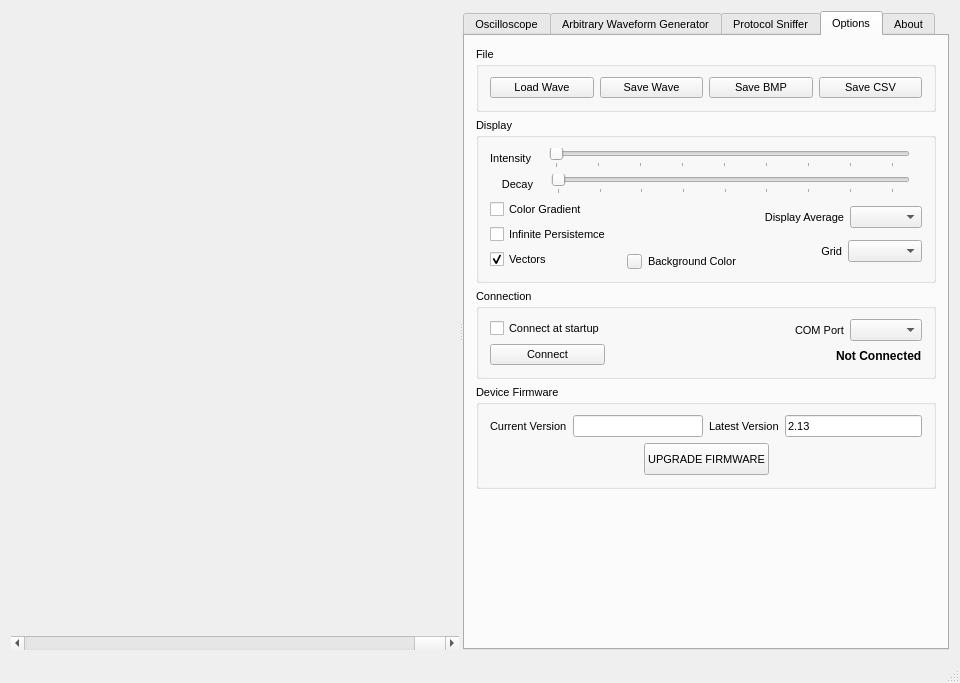
This is xprotolabinterface.ui in ganzziani/xscopes-qt as Qt 5 draws it before an edit. The edited form follows.
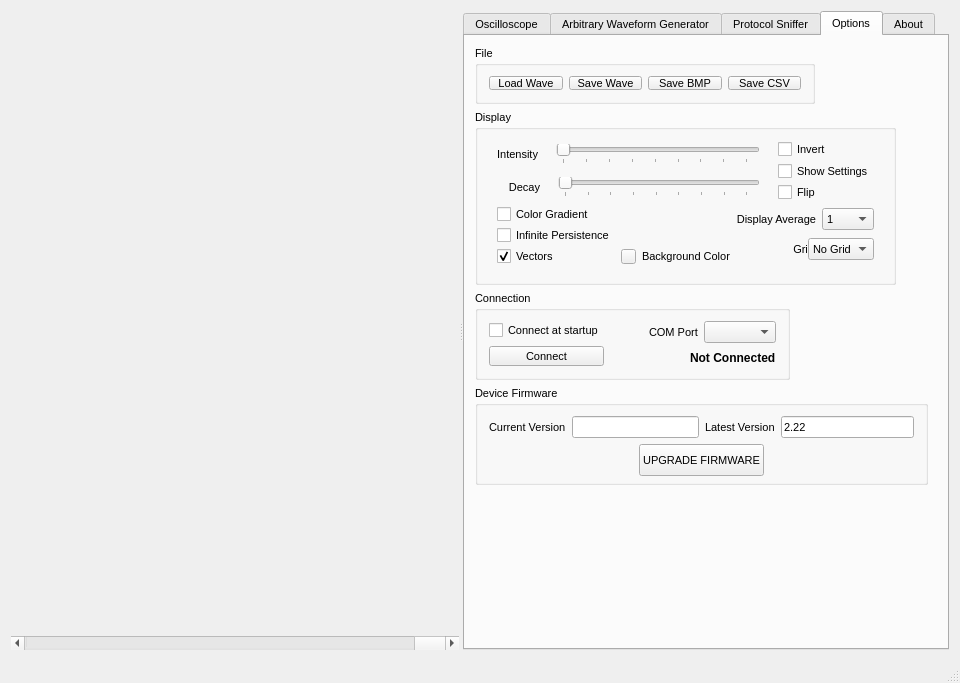
This is the edited form. The open tabs and pages were chosen to show the change. Icons and pictures are not drawn. Custom widgets are drawn as their Qt base class.

Diff of the .ui file:
```diff
--- a/xprotolabinterface.ui
+++ b/xprotolabinterface.ui
@@ -3964,11 +3964,15 @@
         <attribute name="title">
          <string>Options</string>
         </attribute>
-        <layout class="QVBoxLayout" name="verticalLayout_93">
-         <item>
-          <layout class="QVBoxLayout" name="verticalLayout_92">
-           <item>
             <widget class="QGroupBox" name="groupBox_10">
+         <property name="geometry">
+          <rect>
+           <x>10</x>
+           <y>10</y>
+           <width>340</width>
+           <height>58</height>
+          </rect>
+         </property>
              <property name="title">
               <string>File</string>
              </property>
@@ -4007,15 +4011,30 @@
               </item>
              </layout>
             </widget>
-           </item>
-           <item>
             <widget class="QGroupBox" name="groupBox_11">
+         <property name="geometry">
+          <rect>
+           <x>10</x>
+           <y>74</y>
+           <width>421</width>
+           <height>175</height>
+          </rect>
+         </property>
              <property name="title">
               <string>Display</string>
              </property>
-             <layout class="QHBoxLayout" name="horizontalLayout_87">
+         <widget class="QWidget" name="layoutWidget">
+          <property name="geometry">
+           <rect>
+            <x>11</x>
+            <y>20</y>
+            <width>399</width>
+            <height>145</height>
+           </rect>
+          </property>
+          <layout class="QVBoxLayout" name="verticalLayout_92">
               <item>
-               <layout class="QVBoxLayout" name="verticalLayout_87">
+            <layout class="QHBoxLayout" name="horizontalLayout_86">
                 <item>
                  <layout class="QVBoxLayout" name="verticalLayout_84">
                   <item>
@@ -4141,7 +4160,34 @@
                  </layout>
                 </item>
                 <item>
-                 <layout class="QHBoxLayout" name="horizontalLayout_86">
+              <layout class="QVBoxLayout" name="verticalLayout_86">
+               <item>
+                <widget class="QCheckBox" name="checkBoxInvert">
+                 <property name="text">
+                  <string>Invert</string>
+                 </property>
+                </widget>
+               </item>
+               <item>
+                <widget class="QCheckBox" name="checkBoxShowSettings">
+                 <property name="text">
+                  <string>Show Settings</string>
+                 </property>
+                </widget>
+               </item>
+               <item>
+                <widget class="QCheckBox" name="checkBoxFlip">
+                 <property name="text">
+                  <string>Flip</string>
+                 </property>
+                </widget>
+               </item>
+              </layout>
+             </item>
+            </layout>
+           </item>
+           <item>
+            <layout class="QHBoxLayout" name="horizontalLayout_87">
                   <item>
                    <layout class="QVBoxLayout" name="verticalLayout_83">
                     <item>
@@ -4158,7 +4204,7 @@
                     <item>
                      <widget class="QCheckBox" name="checkBoxPersistence">
                       <property name="text">
-                       <string>Infinite Persistemce</string>
+                  <string>Infinite Persistence</string>
                       </property>
                      </widget>
                     </item>
@@ -4175,7 +4221,7 @@
                    </layout>
                   </item>
                   <item>
-                   <layout class="QVBoxLayout" name="verticalLayout_86">
+              <layout class="QVBoxLayout" name="verticalLayout_87">
                     <item>
                      <spacer name="verticalSpacer_4">
                       <property name="orientation">
@@ -4239,7 +4285,48 @@
                        </widget>
                       </item>
                       <item>
-                       <widget class="QComboBox" name="comboBox_7"/>
+                  <widget class="QComboBox" name="comboBox_7">
+                   <item>
+                    <property name="text">
+                     <string>1</string>
+                    </property>
+                   </item>
+                   <item>
+                    <property name="text">
+                     <string>2</string>
+                    </property>
+                   </item>
+                   <item>
+                    <property name="text">
+                     <string>4</string>
+                    </property>
+                   </item>
+                   <item>
+                    <property name="text">
+                     <string>8</string>
+                    </property>
+                   </item>
+                   <item>
+                    <property name="text">
+                     <string>16</string>
+                    </property>
+                   </item>
+                   <item>
+                    <property name="text">
+                     <string>32</string>
+                    </property>
+                   </item>
+                   <item>
+                    <property name="text">
+                     <string>64</string>
+                    </property>
+                   </item>
+                   <item>
+                    <property name="text">
+                     <string>128</string>
+                    </property>
+                   </item>
+                  </widget>
                       </item>
                      </layout>
                     </item>
@@ -4265,10 +4352,29 @@
                        </widget>
                       </item>
                       <item>
-                       <widget class="QComboBox" name="comboBox_8"/>
-                      </item>
-                     </layout>
-                    </item>
+                  <widget class="QComboBox" name="comboBoxGrid">
+                   <item>
+                    <property name="text">
+                     <string>No Grid</string>
+                    </property>
+                   </item>
+                   <item>
+                    <property name="text">
+                     <string>Dots</string>
+                    </property>
+                   </item>
+                   <item>
+                    <property name="text">
+                     <string>Lines</string>
+                    </property>
+                   </item>
+                   <item>
+                    <property name="text">
+                     <string>Full</string>
+                    </property>
+                   </item>
+                  </widget>
+                 </item>
                    </layout>
                   </item>
                  </layout>
@@ -4277,9 +4383,16 @@
               </item>
              </layout>
             </widget>
-           </item>
-           <item>
+        </widget>
             <widget class="QGroupBox" name="groupBox_12">
+         <property name="geometry">
+          <rect>
+           <x>10</x>
+           <y>255</y>
+           <width>315</width>
+           <height>89</height>
+          </rect>
+         </property>
              <property name="title">
               <string>Connection</string>
              </property>
@@ -4367,9 +4480,15 @@
               </item>
              </layout>
             </widget>
-           </item>
-           <item>
             <widget class="QGroupBox" name="groupBox_13">
+         <property name="geometry">
+          <rect>
+           <x>10</x>
+           <y>350</y>
+           <width>453</width>
+           <height>99</height>
+          </rect>
+         </property>
              <property name="title">
               <string>Device Firmware</string>
              </property>
@@ -4404,7 +4523,7 @@
                     <item>
                      <widget class="QLineEdit" name="latestFirmWareVersion">
                       <property name="text">
-                       <string>2.13</string>
+                   <string>2.22</string>
                       </property>
                      </widget>
                     </item>
@@ -4459,23 +4578,6 @@
               </item>
              </layout>
             </widget>
-           </item>
-           <item>
-            <spacer name="verticalSpacer_5">
-             <property name="orientation">
-              <enum>Qt::Vertical</enum>
-             </property>
-             <property name="sizeHint" stdset="0">
-              <size>
-               <width>20</width>
-               <height>40</height>
-              </size>
-             </property>
-            </spacer>
-           </item>
-          </layout>
-         </item>
-        </layout>
        </widget>
        <widget class="QWidget" name="aboutTab">
         <attribute name="title">
```
Left out of the diff: 5 changed lines with no effect on the pictures. Lines whose indentation alone changed are shown as unchanged.
